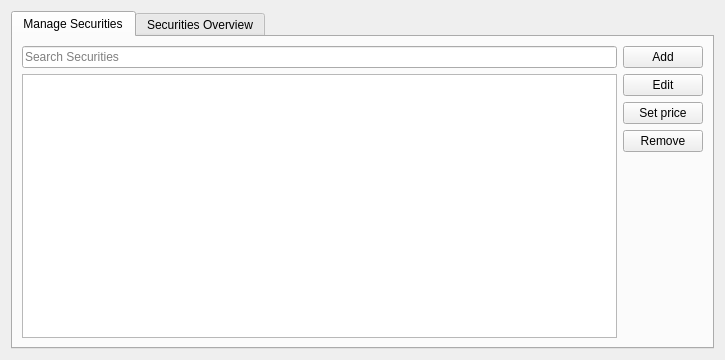
Above: src/views/ui_files/forms/security_form.ui from JakubFranek/Kapytal before the change. Below: the same form after it.
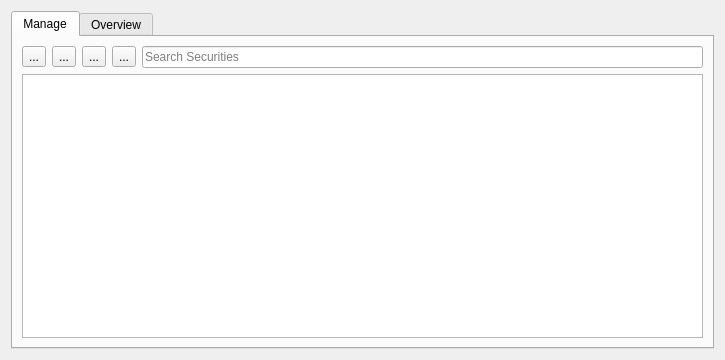
That is the form after the change.

Commit message:
Improve Securities User Interface
Fix bug: CategoryForm action state was not updated on tab change.
Add TODOs.

Patch:
```diff
--- a/src/views/ui_files/forms/security_form.ui
+++ b/src/views/ui_files/forms/security_form.ui
@@ -27,13 +27,41 @@
      </property>
      <widget class="QWidget" name="manageSecuritiesTab">
       <attribute name="title">
-       <string>Manage Securities</string>
+       <string>Manage</string>
       </attribute>
       <layout class="QHBoxLayout" name="horizontalLayout_2">
        <item>
         <layout class="QVBoxLayout" name="leftVerticalLayout">
          <item>
           <layout class="QHBoxLayout" name="controlsHorizontalLayout">
+           <item>
+            <widget class="QToolButton" name="addToolButton">
+             <property name="text">
+              <string>...</string>
+             </property>
+            </widget>
+           </item>
+           <item>
+            <widget class="QToolButton" name="editToolButton">
+             <property name="text">
+              <string>...</string>
+             </property>
+            </widget>
+           </item>
+           <item>
+            <widget class="QToolButton" name="setPriceToolButton">
+             <property name="text">
+              <string>...</string>
+             </property>
+            </widget>
+           </item>
+           <item>
+            <widget class="QToolButton" name="removeToolButton">
+             <property name="text">
+              <string>...</string>
+             </property>
+            </widget>
+           </item>
            <item>
             <widget class="QLineEdit" name="searchLineEdit">
              <property name="toolTip">
@@ -73,56 +101,11 @@
          </item>
         </layout>
        </item>
-       <item>
-        <layout class="QVBoxLayout" name="rightVerticalLayout">
-         <item>
-          <widget class="QPushButton" name="addButton">
-           <property name="text">
-            <string>Add</string>
-           </property>
-          </widget>
-         </item>
-         <item>
-          <widget class="QPushButton" name="editButton">
-           <property name="text">
-            <string>Edit</string>
-           </property>
-          </widget>
-         </item>
-         <item>
-          <widget class="QPushButton" name="setPriceButton">
-           <property name="text">
-            <string>Set price</string>
-           </property>
-          </widget>
-         </item>
-         <item>
-          <widget class="QPushButton" name="removeButton">
-           <property name="text">
-            <string>Remove</string>
-           </property>
-          </widget>
-         </item>
-         <item>
-          <spacer name="verticalSpacer">
-           <property name="orientation">
-            <enum>Qt::Vertical</enum>
-           </property>
-           <property name="sizeHint" stdset="0">
-            <size>
-             <width>20</width>
-             <height>40</height>
-            </size>
-           </property>
-          </spacer>
-         </item>
-        </layout>
-       </item>
       </layout>
      </widget>
      <widget class="QWidget" name="securitiesOverviewTab">
       <attribute name="title">
-       <string>Securities Overview</string>
+       <string>Overview</string>
       </attribute>
       <layout class="QHBoxLayout" name="horizontalLayout_3">
        <item>
```
Left out of the diff: 20 changed lines with no effect on the pictures. The commit also changes 11 other files.
